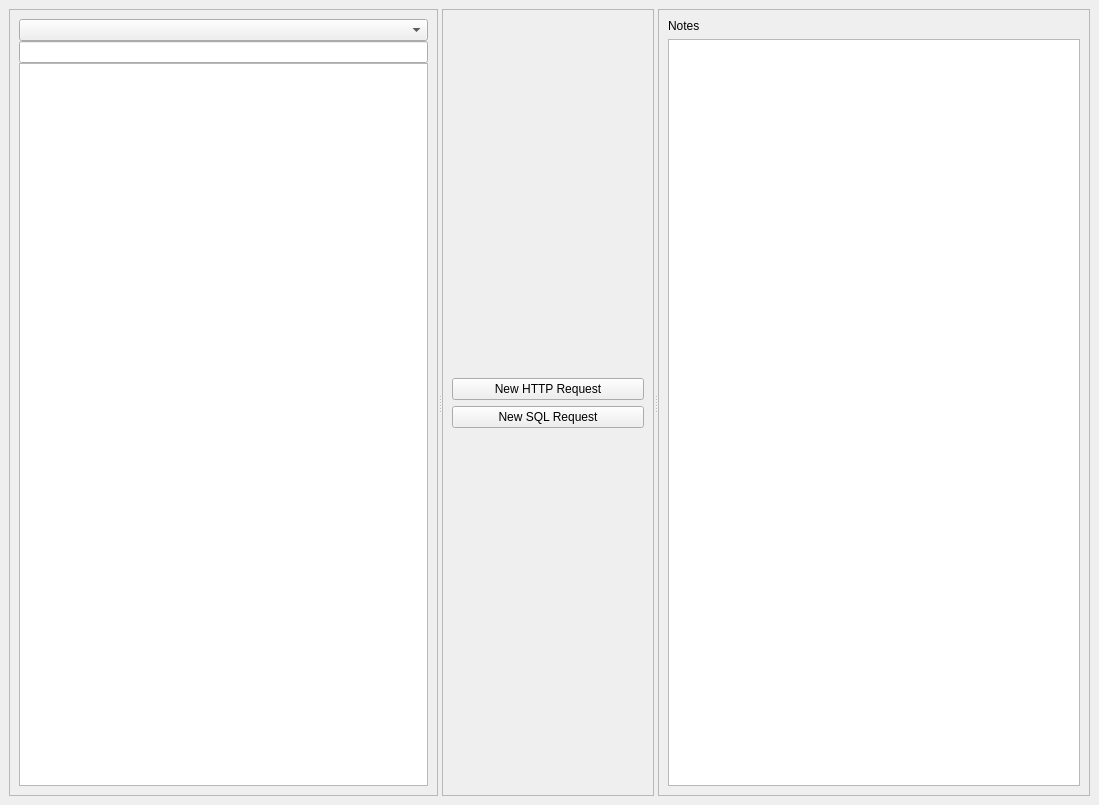
Before: the Qt Designer form resources/views/MainWindow.ui in namuan/orkestra, drawn with Qt 5.
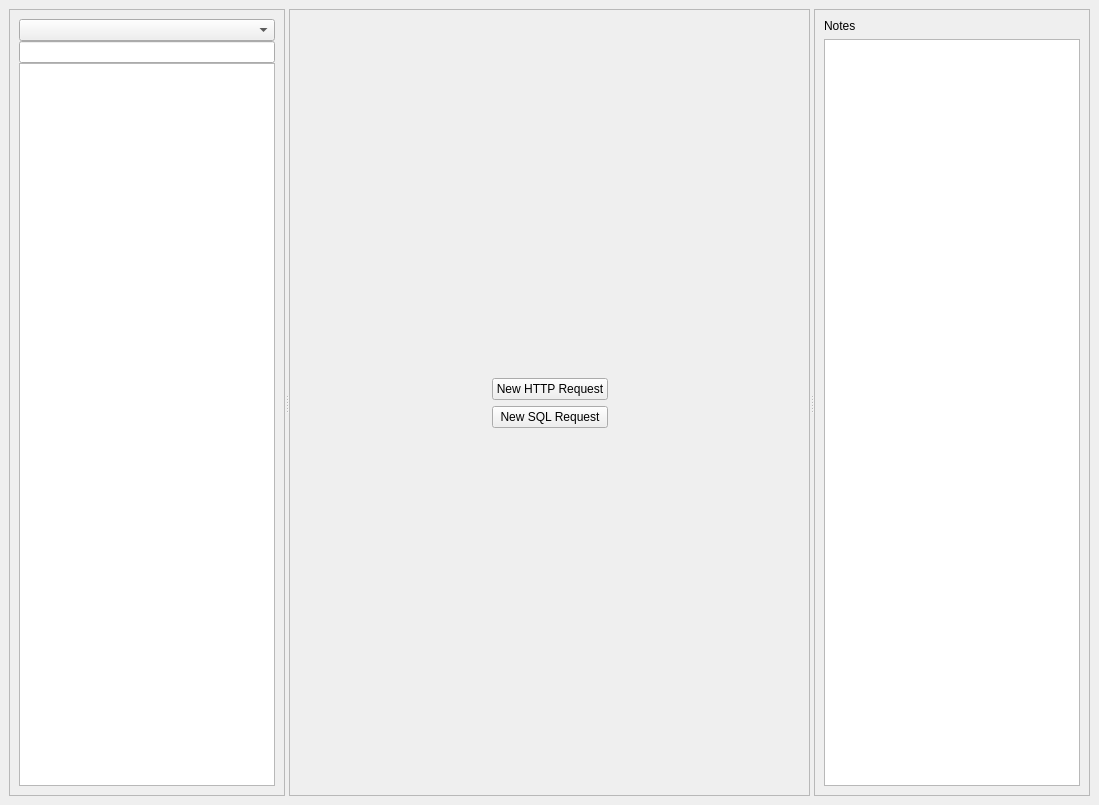
After: the same form once the commit is applied. Custom widgets are drawn as their Qt base class.

```diff
--- a/resources/views/MainWindow.ui
+++ b/resources/views/MainWindow.ui
@@ -21,10 +21,22 @@
        <enum>Qt::Horizontal</enum>
       </property>
       <widget class="QSplitter" name="splitter">
+       <property name="sizePolicy">
+        <sizepolicy hsizetype="Expanding" vsizetype="Preferred">
+         <horstretch>1</horstretch>
+         <verstretch>0</verstretch>
+        </sizepolicy>
+       </property>
        <property name="orientation">
         <enum>Qt::Horizontal</enum>
        </property>
        <widget class="QFrame" name="stepsFrame">
+        <property name="sizePolicy">
+         <sizepolicy hsizetype="Preferred" vsizetype="Preferred">
+          <horstretch>0</horstretch>
+          <verstretch>0</verstretch>
+         </sizepolicy>
+        </property>
         <property name="frameShape">
          <enum>QFrame::StyledPanel</enum>
         </property>
@@ -47,6 +59,12 @@
         </layout>
        </widget>
        <widget class="QFrame" name="detailsFrame">
+        <property name="sizePolicy">
+         <sizepolicy hsizetype="Preferred" vsizetype="Preferred">
+          <horstretch>1</horstretch>
+          <verstretch>0</verstretch>
+         </sizepolicy>
+        </property>
         <property name="frameShape">
          <enum>QFrame::StyledPanel</enum>
         </property>
@@ -75,6 +93,21 @@
             <number>0</number>
            </property>
            <widget class="QWidget" name="page">
+            <layout class="QHBoxLayout" name="horizontalLayout_3">
+             <item>
+              <spacer name="horizontalSpacer_2">
+               <property name="orientation">
+                <enum>Qt::Horizontal</enum>
+               </property>
+               <property name="sizeHint" stdset="0">
+                <size>
+                 <width>143</width>
+                 <height>20</height>
+                </size>
+               </property>
+              </spacer>
+             </item>
+             <item>
             <layout class="QVBoxLayout" name="verticalLayout_3">
              <item>
               <spacer name="verticalSpacer">
@@ -112,6 +145,21 @@
                 <size>
                  <width>20</width>
                  <height>40</height>
+                  </size>
+                 </property>
+                </spacer>
+               </item>
+              </layout>
+             </item>
+             <item>
+              <spacer name="horizontalSpacer">
+               <property name="orientation">
+                <enum>Qt::Horizontal</enum>
+               </property>
+               <property name="sizeHint" stdset="0">
+                <size>
+                 <width>142</width>
+                 <height>20</height>
                 </size>
                </property>
               </spacer>
```
Lines whose indentation alone changed are shown as unchanged.
